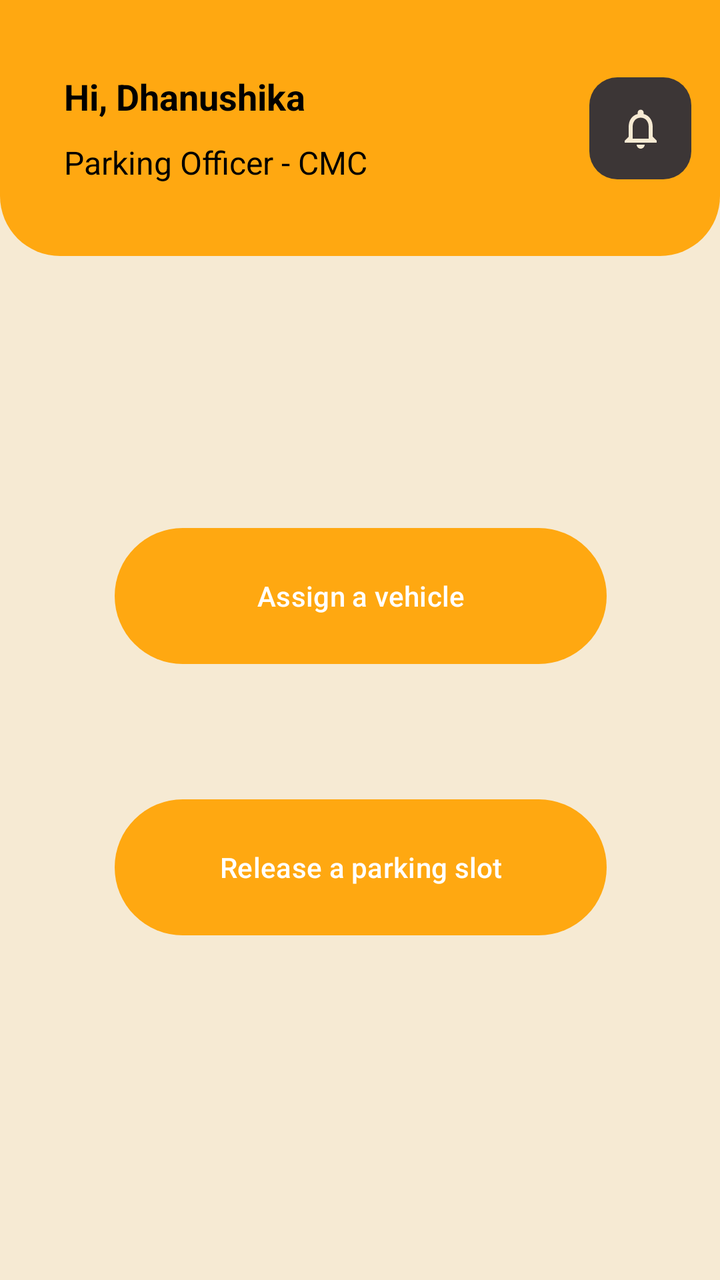
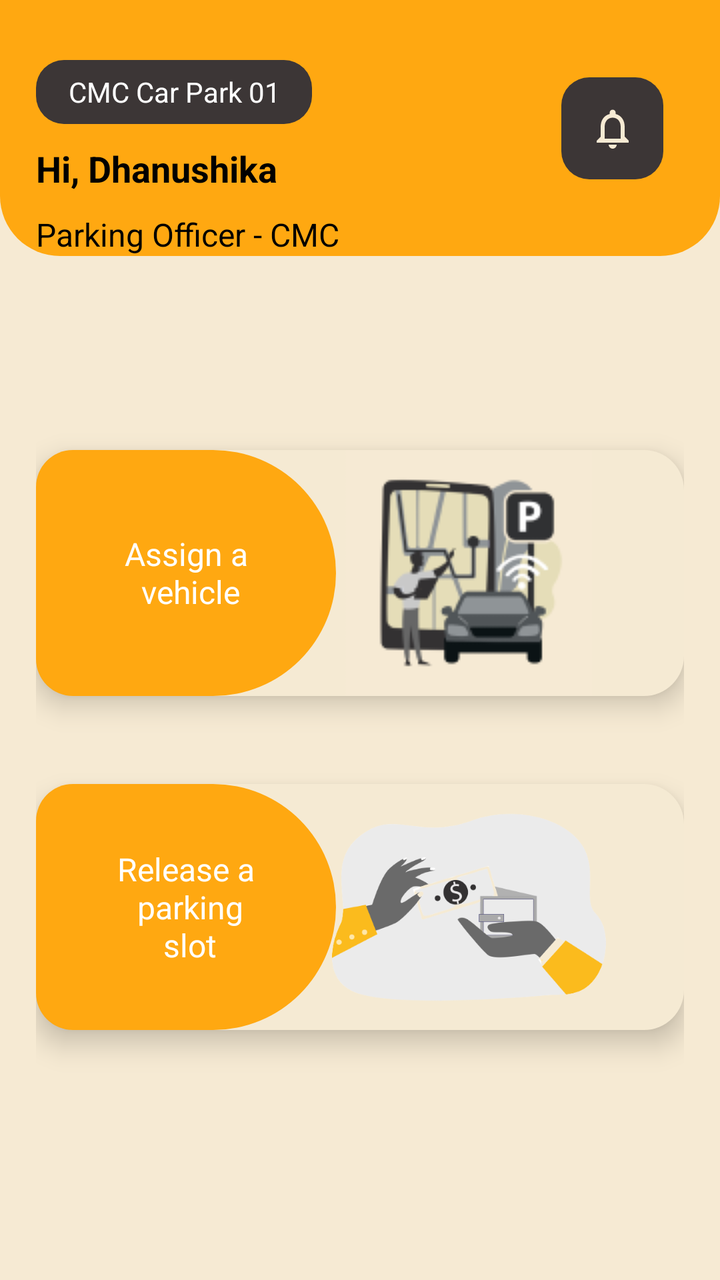

The first picture is an Android layout as it rendered before a commit; the second is the same layout after the commit. The layout source and the unified diff follow.
<!-- AndroidManifest.xml: application theme Theme.OfficerTestApp -->
<!-- res/layout/fragment_home_main.xml -->
<?xml version="1.0" encoding="utf-8"?>
<androidx.constraintlayout.widget.ConstraintLayout xmlns:android="http://schemas.android.com/apk/res/android"
    xmlns:app="http://schemas.android.com/apk/res-auto"
    xmlns:tools="http://schemas.android.com/tools"
    android:layout_width="match_parent"
    android:layout_height="match_parent"
    android:background="@color/backgroundColor"
    tools:context=".HomeMainFragment">

    <LinearLayout
        android:layout_width="match_parent"
        android:layout_height="match_parent"
        android:orientation="vertical">

        <androidx.constraintlayout.widget.ConstraintLayout
            android:layout_width="match_parent"
            android:layout_height="0dp"
            android:layout_weight="2"
            android:background="@drawable/rounded_background_app_bar">


            <LinearLayout
                app:layout_constraintTop_toTopOf="parent"
                app:layout_constraintStart_toStartOf="parent"
                android:layout_width="match_parent"
                android:layout_height="match_parent">

                <androidx.constraintlayout.widget.ConstraintLayout
                    android:layout_width="0dp"
                    android:layout_weight="2.8"
                    android:layout_height="match_parent"
                    >

                    <TextView
                        android:id="@+id/appbar_main_text"
                        android:layout_width="wrap_content"
                        android:layout_height="wrap_content"
                        android:layout_marginStart="32dp"
                        android:layout_marginTop="36dp"
                        android:text="Hi, Dhanushika"
                        android:textColor="@color/textPrimary"
                        android:textSize="18sp"
                        android:textStyle="bold"
                        app:layout_constraintStart_toStartOf="parent"
                        app:layout_constraintTop_toTopOf="parent" />

                    <TextView
                        android:id="@+id/appbar_secondary_text"
                        android:layout_width="wrap_content"
                        android:layout_height="wrap_content"
                        android:layout_marginStart="32dp"
                        android:layout_marginTop="10dp"
                        android:text="Parking Officer - CMC"
                        android:textColor="@color/textPrimary"
                        android:textSize="16sp"
                        app:layout_constraintStart_toStartOf="parent"
                        app:layout_constraintTop_toBottomOf="@+id/appbar_main_text" />

                </androidx.constraintlayout.widget.ConstraintLayout>

                <androidx.constraintlayout.widget.ConstraintLayout
                    android:layout_width="0dp"
                    android:layout_weight="0.8"
                    android:layout_height="match_parent">

                    <ImageView
                        android:id="@+id/appbar_icon_home_act"
                        app:tint="@color/backgroundColor"
                        android:layout_width="51dp"
                        android:layout_height="51dp"
                        android:scaleType="centerInside"
                        android:clickable="true"
                        android:focusable="true"
                        android:background="@drawable/notification_icon_background"
                        android:src="@drawable/baseline_notifications_none_24"
                        app:layout_constraintBottom_toBottomOf="parent"
                        app:layout_constraintEnd_toEndOf="parent"
                        app:layout_constraintStart_toStartOf="parent"
                        app:layout_constraintTop_toTopOf="parent" />
                </androidx.constraintlayout.widget.ConstraintLayout>

            </LinearLayout>




        </androidx.constraintlayout.widget.ConstraintLayout>



        <androidx.constraintlayout.widget.ConstraintLayout
            android:layout_width="match_parent"
            android:layout_height="0dp"
            android:layout_weight="8">

            <Button
                android:id="@+id/assign_vehicle_btn"
                android:layout_width="246dp"
                android:layout_height="76dp"
                android:layout_marginTop="132dp"
                android:onClick="frag_home_main_assign_vehicle_btn_handler"
                android:text="Assign a vehicle"
                app:layout_constraintEnd_toEndOf="parent"
                app:layout_constraintHorizontal_bias="0.503"
                app:layout_constraintStart_toStartOf="parent"
                app:layout_constraintTop_toTopOf="parent" />

            <Button
                android:id="@+id/release_parking_slot_btn"
                android:layout_width="246dp"
                android:layout_height="76dp"
                android:text="Release a parking slot"
                android:onClick="frag_home_main_release_slot_btn_handler"
                app:layout_constraintBottom_toBottomOf="parent"
                app:layout_constraintEnd_toEndOf="@+id/assign_vehicle_btn"
                app:layout_constraintHorizontal_bias="0.0"
                app:layout_constraintStart_toStartOf="@+id/assign_vehicle_btn"
                app:layout_constraintTop_toBottomOf="@+id/assign_vehicle_btn"
                app:layout_constraintVertical_bias="0.262" />
        </androidx.constraintlayout.widget.ConstraintLayout>

    </LinearLayout>

</androidx.constraintlayout.widget.ConstraintLayout>
<!-- resources referenced by this layout -->
<resources>
  <color name="backgroundColor">#F6EAD3</color>
  <color name="textPrimary">#FF000000</color>
  <!-- drawable baseline_notifications_none_24 (drawable) -->
  <vector android:height="24dp" android:tint="#000000"
      android:viewportHeight="24" android:viewportWidth="24"
      android:width="24dp" xmlns:android="http://schemas.android.com/apk/res/android">
      <path android:fillColor="@android:color/white" android:pathData="M12,22c1.1,0 2,-0.9 2,-2h-4c0,1.1 0.9,2 2,2zM18,16v-5c0,-3.07 -1.63,-5.64 -4.5,-6.32L13.5,4c0,-0.83 -0.67,-1.5 -1.5,-1.5s-1.5,0.67 -1.5,1.5v0.68C7.64,5.36 6,7.92 6,11v5l-2,2v1h16v-1l-2,-2zM16,17L8,17v-6c0,-2.48 1.51,-4.5 4,-4.5s4,2.02 4,4.5v6z"/>
  </vector>
  <!-- drawable notification_icon_background (drawable) -->
  <?xml version="1.0" encoding="utf-8"?>
  <shape xmlns:android="http://schemas.android.com/apk/res/android">
      <solid android:color="#3C3636" /> 
      <corners android:radius="14dp" /> 
  </shape>
  <!-- drawable rounded_background_app_bar (drawable) -->
  <?xml version="1.0" encoding="utf-8"?>
  <shape xmlns:android="http://schemas.android.com/apk/res/android">
      <solid android:color="@color/primaryColor" /> 
      <corners android:bottomLeftRadius="30dp" android:bottomRightRadius="30dp" /> 
  </shape>
  <style name="Theme.OfficerTestApp" parent="Base.Theme.OfficerTestApp" />
  <color name="primaryColor">#FFA811</color>
  <style name="Base.Theme.OfficerTestApp" parent="Theme.Material3.DayNight.NoActionBar">
          
          <item name="colorPrimary">@color/primaryColor</item>
      </style>
</resources>

<!-- the commit's change to res/layout/fragment_home_main.xml (unified diff, before → after) -->
@@ -1,124 +1,185 @@
 <?xml version="1.0" encoding="utf-8"?>
-<androidx.constraintlayout.widget.ConstraintLayout xmlns:android="http://schemas.android.com/apk/res/android"
-    xmlns:app="http://schemas.android.com/apk/res-auto"
+<LinearLayout xmlns:android="http://schemas.android.com/apk/res/android"
     xmlns:tools="http://schemas.android.com/tools"
     android:layout_width="match_parent"
     android:layout_height="match_parent"
-    android:background="@color/backgroundColor"
-    tools:context=".HomeMainFragment">
+    xmlns:app="http://schemas.android.com/apk/res-auto"
+    tools:context=".HomeMainFragment"
+    android:orientation="vertical"
+    android:background="@color/backgroundColor">
 
-    <LinearLayout
+    
+    <androidx.constraintlayout.widget.ConstraintLayout
         android:layout_width="match_parent"
-        android:layout_height="match_parent"
-        android:orientation="vertical">
+        android:layout_height="0dp"
+        android:layout_weight="2"
+        android:background="@drawable/top_app_bar"
+        android:paddingHorizontal="18dp">
+
+        <LinearLayout
+            app:layout_constraintTop_toTopOf="parent"
+            app:layout_constraintStart_toStartOf="parent"
+            android:layout_width="match_parent"
+            android:layout_height="match_parent">
+
+            <androidx.constraintlayout.widget.ConstraintLayout
+                android:layout_width="0dp"
+                android:layout_weight="2.8"
+                android:layout_height="match_parent">
+
+                <TextView
+                    android:id="@+id/textView12"
+                    android:layout_width="138dp"
+                    android:layout_height="32dp"
+                    android:layout_marginTop="30dp"
+                    android:background="@drawable/notification_icon_background"
+                    android:text="CMC Car Park 01"
+                    android:textColor="@color/white"
+                    android:textSize="14sp"
+                    android:gravity="center"
+                    app:layout_constraintStart_toStartOf="parent"
+                    app:layout_constraintTop_toTopOf="parent" />
+
+                <TextView
+                    android:id="@+id/appbar_main_text"
+                    android:layout_width="wrap_content"
+                    android:layout_height="wrap_content"
+                    android:layout_marginTop="10dp"
+                    android:text="Hi, Dhanushika"
+                    android:textColor="@color/textPrimary"
+                    android:textSize="18sp"
+                    android:textStyle="bold"
+                    app:layout_constraintEnd_toEndOf="@+id/textView12"
+                    app:layout_constraintHorizontal_bias="0.0"
+                    app:layout_constraintStart_toStartOf="parent"
+                    app:layout_constraintTop_toBottomOf="@+id/textView12" />
+
+                <TextView
+                    android:id="@+id/appbar_secondary_text"
+                    android:layout_width="wrap_content"
+                    android:layout_height="wrap_content"
+                    android:layout_marginTop="10dp"
+                    android:text="Parking Officer - CMC"
+                    android:textColor="@color/textPrimary"
+                    android:textSize="16sp"
+                    app:layout_constraintStart_toStartOf="parent"
+                    app:layout_constraintTop_toBottomOf="@+id/appbar_main_text" />
+
+
+            </androidx.constraintlayout.widget.ConstraintLayout>
+
+            <androidx.constraintlayout.widget.ConstraintLayout
+                android:layout_width="0dp"
+                android:layout_weight="0.8"
+                android:layout_height="match_parent">
+
+                <ImageView
+                    android:id="@+id/appbar_icon_home_act"
+                    app:tint="@color/backgroundColor"
+                    android:layout_width="51dp"
+                    android:layout_height="51dp"
+                    android:scaleType="centerInside"
+                    android:clickable="true"
+                    android:focusable="true"
+                    android:background="@drawable/notification_icon_background"
+                    android:src="@drawable/baseline_notifications_none_24"
+                    app:layout_constraintBottom_toBottomOf="parent"
+                    app:layout_constraintEnd_toEndOf="parent"
+                    app:layout_constraintStart_toStartOf="parent"
+                    app:layout_constraintTop_toTopOf="parent" />
+            </androidx.constraintlayout.widget.ConstraintLayout>
+
+        </LinearLayout>
+
+    </androidx.constraintlayout.widget.ConstraintLayout>
+
+    <androidx.constraintlayout.widget.ConstraintLayout
+        android:layout_width="match_parent"
+        android:layout_height="0dp"
+        android:layout_weight="8"
+        android:paddingHorizontal="18dp">
 
         <androidx.constraintlayout.widget.ConstraintLayout
+            android:id="@+id/assign_btn_con_lay"
             android:layout_width="match_parent"
-            android:layout_height="0dp"
-            android:layout_weight="2"
-            android:background="@drawable/rounded_background_app_bar">
+            android:elevation="8dp"
+            android:layout_height="123dp"
+            android:layout_marginTop="97dp"
+            android:clickable="true"
+            android:focusable="true"
+            android:onClick="frag_home_main_assign_vehicle_btn_handler"
+            android:background="@drawable/assign_release_btn_background"
+            app:layout_constraintEnd_toEndOf="parent"
+            app:layout_constraintStart_toStartOf="parent"
+            app:layout_constraintTop_toTopOf="parent">
 
 
-            <LinearLayout
+            <TextView
+                android:id="@+id/textView8_home_fragment"
+                android:layout_width="150dp"
+                android:layout_height="match_parent"
+                android:background="@drawable/half_oval_background"
+                android:gravity="center"
+                android:text="Assign a\n vehicle"
+                android:textColor="@color/white"
+                android:textSize="16sp"
+                app:layout_constraintBottom_toBottomOf="parent"
+                app:layout_constraintStart_toStartOf="parent"
                 app:layout_constraintTop_toTopOf="parent"
-                app:layout_constraintStart_toStartOf="parent"
-                android:layout_width="match_parent"
-                android:layout_height="match_parent">
+                 />
 
-                <androidx.constraintlayout.widget.ConstraintLayout
-                    android:layout_width="0dp"
-                    android:layout_weight="2.8"
-                    android:layout_height="match_parent"
-                    >
-
-                    <TextView
-                        android:id="@+id/appbar_main_text"
-                        android:layout_width="wrap_content"
-                        android:layout_height="wrap_content"
-                        android:layout_marginStart="32dp"
-                        android:layout_marginTop="36dp"
-                        android:text="Hi, Dhanushika"
-                        android:textColor="@color/textPrimary"
-                        android:textSize="18sp"
-                        android:textStyle="bold"
-                        app:layout_constraintStart_toStartOf="parent"
-                        app:layout_constraintTop_toTopOf="parent" />
-
-                    <TextView
-                        android:id="@+id/appbar_secondary_text"
-                        android:layout_width="wrap_content"
-                        android:layout_height="wrap_content"
-                        android:layout_marginStart="32dp"
-                        android:layout_marginTop="10dp"
-                        android:text="Parking Officer - CMC"
-                        android:textColor="@color/textPrimary"
-                        android:textSize="16sp"
-                        app:layout_constraintStart_toStartOf="parent"
-                        app:layout_constraintTop_toBottomOf="@+id/appbar_main_text" />
-
-                </androidx.constraintlayout.widget.ConstraintLayout>
-
-                <androidx.constraintlayout.widget.ConstraintLayout
-                    android:layout_width="0dp"
-                    android:layout_weight="0.8"
-                    android:layout_height="match_parent">
-
-                    <ImageView
-                        android:id="@+id/appbar_icon_home_act"
-                        app:tint="@color/backgroundColor"
-                        android:layout_width="51dp"
-                        android:layout_height="51dp"
-                        android:scaleType="centerInside"
-                        android:clickable="true"
-                        android:focusable="true"
-                        android:background="@drawable/notification_icon_background"
-                        android:src="@drawable/baseline_notifications_none_24"
-                        app:layout_constraintBottom_toBottomOf="parent"
-                        app:layout_constraintEnd_toEndOf="parent"
-                        app:layout_constraintStart_toStartOf="parent"
-                        app:layout_constraintTop_toTopOf="parent" />
-                </androidx.constraintlayout.widget.ConstraintLayout>
-
-            </LinearLayout>
-
-
-
+            <ImageView
+                android:id="@+id/imageView2"
+                android:layout_width="165dp"
+                android:layout_height="123dp"
+                android:layout_marginEnd="25dp"
+                app:layout_constraintBottom_toBottomOf="parent"
+                app:layout_constraintEnd_toEndOf="parent"
+                app:layout_constraintTop_toTopOf="parent"
+                android:src="@drawable/assign_btn_img" />
 
         </androidx.constraintlayout.widget.ConstraintLayout>
 
+        <androidx.constraintlayout.widget.ConstraintLayout
+            android:id="@+id/release_btn_con_lay"
+            android:layout_width="match_parent"
+            android:layout_height="123dp"
+            android:layout_marginTop="44dp"
+            android:elevation="8dp"
+            android:clickable="true"
+            android:focusable="true"
+            android:onClick="frag_home_main_release_slot_btn_handler"
+            android:background="@drawable/assign_release_btn_background"
+            app:layout_constraintEnd_toEndOf="@+id/assign_btn_con_lay"
+            app:layout_constraintStart_toStartOf="@+id/assign_btn_con_lay"
+            app:layout_constraintTop_toBottomOf="@+id/assign_btn_con_lay">
 
-
-        <androidx.constraintlayout.widget.ConstraintLayout
-            android:layout_width="match_parent"
-            android:layout_height="0dp"
-            android:layout_weight="8">
-
-            <Button
-                android:id="@+id/assign_vehicle_btn"
-                android:layout_width="246dp"
-                android:layout_height="76dp"
-                android:layout_marginTop="132dp"
-                android:onClick="frag_home_main_assign_vehicle_btn_handler"
-                android:text="Assign a vehicle"
-                app:layout_constraintEnd_toEndOf="parent"
-                app:layout_constraintHorizontal_bias="0.503"
+            <TextView
+                android:id="@+id/textView9"
+                android:layout_width="150dp"
+                android:layout_height="match_parent"
+                android:text="Release a\n parking\n slot"
+                android:gravity="center"
+                android:textColor="@color/white"
+                android:textSize="16sp"
+                android:background="@drawable/half_oval_background"
+                app:layout_constraintBottom_toBottomOf="parent"
                 app:layout_constraintStart_toStartOf="parent"
                 app:layout_constraintTop_toTopOf="parent" />
 
-            <Button
-                android:id="@+id/release_parking_slot_btn"
-                android:layout_width="246dp"
-                android:layout_height="76dp"
-                android:text="Release a parking slot"
-                android:onClick="frag_home_main_release_slot_btn_handler"
+            <ImageView
+                android:layout_width="165dp"
+                android:layout_height="123dp"
+                android:layout_marginEnd="25dp"
+                android:src="@drawable/release_btn_image"
                 app:layout_constraintBottom_toBottomOf="parent"
-                app:layout_constraintEnd_toEndOf="@+id/assign_vehicle_btn"
-                app:layout_constraintHorizontal_bias="0.0"
-                app:layout_constraintStart_toStartOf="@+id/assign_vehicle_btn"
-                app:layout_constraintTop_toBottomOf="@+id/assign_vehicle_btn"
-                app:layout_constraintVertical_bias="0.262" />
+                app:layout_constraintEnd_toEndOf="parent"
+                app:layout_constraintHorizontal_bias="1.0"
+                app:layout_constraintStart_toEndOf="@+id/textView9"
+                app:layout_constraintTop_toTopOf="parent"
+                app:layout_constraintVertical_bias="0.0" />
+
         </androidx.constraintlayout.widget.ConstraintLayout>
 
-    </LinearLayout>
-
-</androidx.constraintlayout.widget.ConstraintLayout>
+    </androidx.constraintlayout.widget.ConstraintLayout>
+</LinearLayout>
<!-- resource entries referenced after the edit -->
@@ -2,25 +2,43 @@
 <resources>
   <color name="backgroundColor">#F6EAD3</color>
   <color name="textPrimary">#FF000000</color>
+  <color name="white">#FFFFFFFF</color>
+  <!-- drawable assign_btn_img: png bitmap (drawable, 9395 bytes) -->
+  <!-- drawable assign_release_btn_background (drawable) -->
+  <?xml version="1.0" encoding="utf-8"?>
+  <shape xmlns:android="http://schemas.android.com/apk/res/android">
+      <solid android:color="@color/assignReleaseBtnBackgroundColor" />
+      <corners android:radius="20dp" />
+  </shape>
   <!-- drawable baseline_notifications_none_24 (drawable) -->
   <vector android:height="24dp" android:tint="#000000"
       android:viewportHeight="24" android:viewportWidth="24"
       android:width="24dp" xmlns:android="http://schemas.android.com/apk/res/android">
       <path android:fillColor="@android:color/white" android:pathData="M12,22c1.1,0 2,-0.9 2,-2h-4c0,1.1 0.9,2 2,2zM18,16v-5c0,-3.07 -1.63,-5.64 -4.5,-6.32L13.5,4c0,-0.83 -0.67,-1.5 -1.5,-1.5s-1.5,0.67 -1.5,1.5v0.68C7.64,5.36 6,7.92 6,11v5l-2,2v1h16v-1l-2,-2zM16,17L8,17v-6c0,-2.48 1.51,-4.5 4,-4.5s4,2.02 4,4.5v6z"/>
   </vector>
+  <!-- drawable half_oval_background (drawable) -->
+  <?xml version="1.0" encoding="utf-8"?>
+  <shape xmlns:android="http://schemas.android.com/apk/res/android">
+      <solid android:color="@color/primaryColor" />
+      <corners android:radius="600dp"
+          android:topRightRadius="2000dp"
+          android:bottomRightRadius="2000dp"/>
+  </shape>
   <!-- drawable notification_icon_background (drawable) -->
   <?xml version="1.0" encoding="utf-8"?>
   <shape xmlns:android="http://schemas.android.com/apk/res/android">
       <solid android:color="#3C3636" /> 
       <corners android:radius="14dp" /> 
   </shape>
-  <!-- drawable rounded_background_app_bar (drawable) -->
+  <!-- drawable release_btn_image: png bitmap (drawable, 36653 bytes) -->
+  <!-- drawable top_app_bar (drawable) -->
   <?xml version="1.0" encoding="utf-8"?>
   <shape xmlns:android="http://schemas.android.com/apk/res/android">
       <solid android:color="@color/primaryColor" /> 
       <corners android:bottomLeftRadius="30dp" android:bottomRightRadius="30dp" /> 
   </shape>
   <style name="Theme.OfficerTestApp" parent="Base.Theme.OfficerTestApp" />
+  <color name="assignReleaseBtnBackgroundColor">#F5EAD3</color>
   <color name="primaryColor">#FFA811</color>
   <style name="Base.Theme.OfficerTestApp" parent="Theme.Material3.DayNight.NoActionBar">
           
